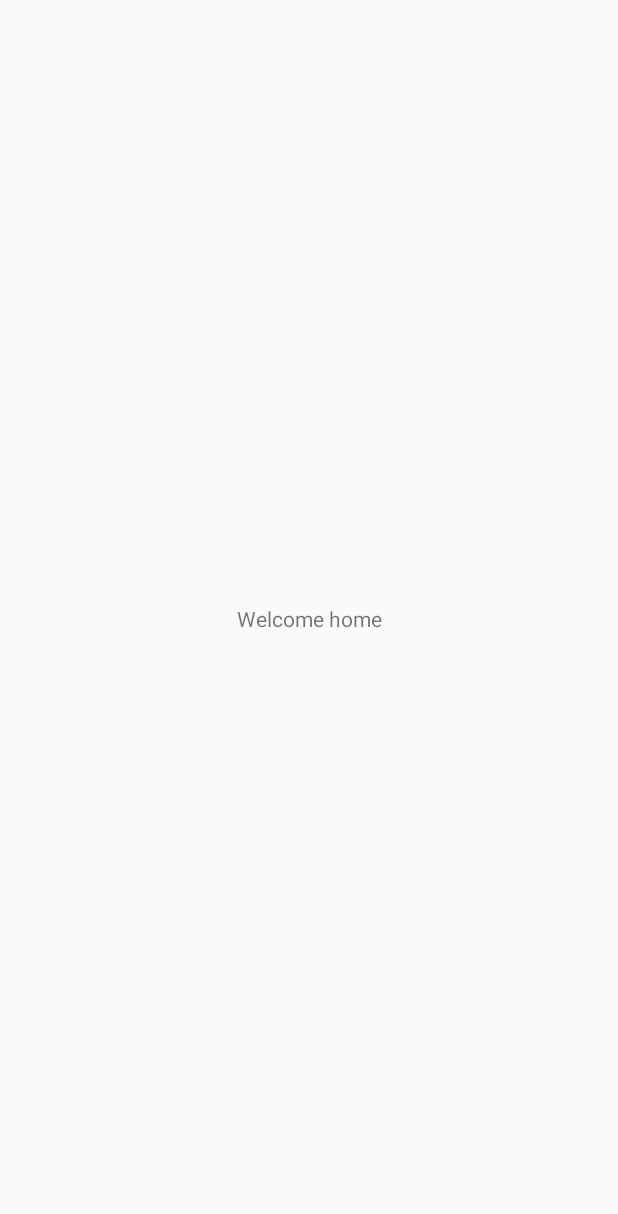
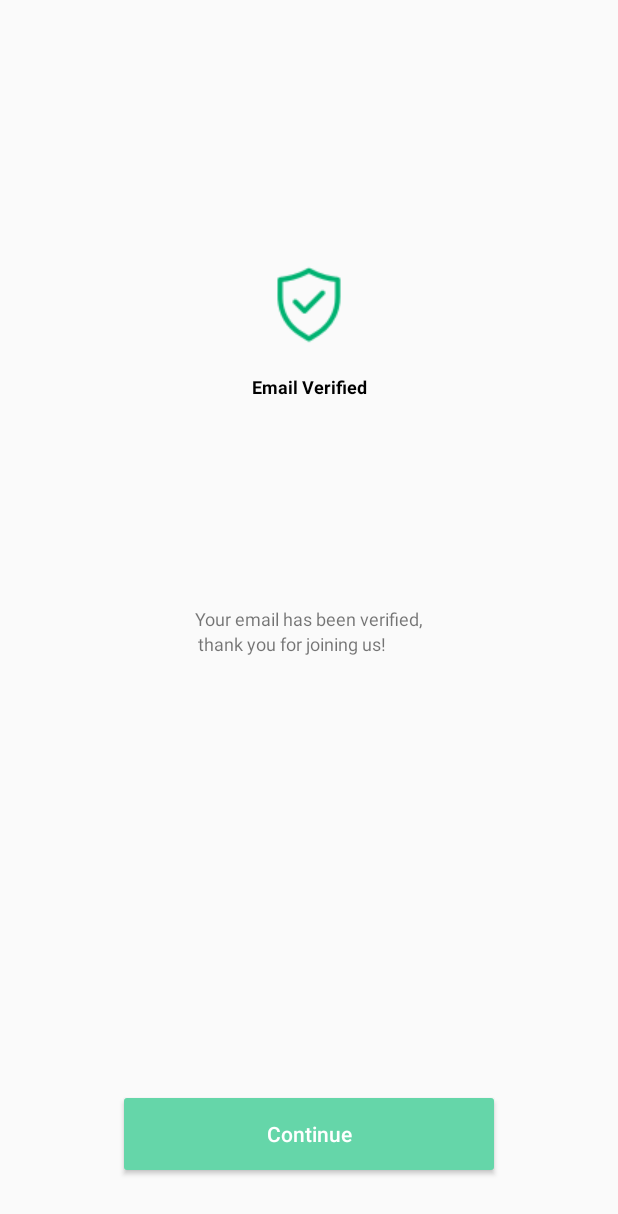
Before and after one commit to Jeevitha456/Ntrust, an Android app: the HomeActivity screen opened directly, with no data from a screen before it, on a phone screen of 412 x 824 dp. Before the commit the part shown is almost empty. Shown: the top 1214 px of the screen. Run offline under Robolectric (Android 15) with nearby library versions, the phone set to English and light mode, and no system bars.

Commit message:
added UI

```diff
--- a/app/src/main/AndroidManifest.xml
+++ b/app/src/main/AndroidManifest.xml
@@ -9,7 +9,8 @@
         android:roundIcon="@mipmap/ic_launcher_round"
         android:supportsRtl="true"
         android:theme="@style/Theme.Design.Light.NoActionBar">
-        <activity android:name=".HomeActivity"></activity>
+        <activity android:name=".PersonalDetailsActivity"></activity>
+        <activity android:name=".HomeActivity" />
         <activity android:name=".MainActivity">
             <intent-filter>
                 <action android:name="android.intent.action.MAIN" />
--- a/app/src/main/java/com/example/ntrust/HomeActivity.kt
+++ b/app/src/main/java/com/example/ntrust/HomeActivity.kt
@@ -1,12 +1,23 @@
 package com.example.ntrust
 
+import android.content.Intent
 import android.os.Bundle
+import android.widget.Button
 import androidx.appcompat.app.AppCompatActivity
 
 class HomeActivity : AppCompatActivity() {
-
+    private lateinit var btnContinue: Button
     override fun onCreate(savedInstanceState: Bundle?) {
         super.onCreate(savedInstanceState)
         setContentView(R.layout.activity_home)
+        btnContinue = findViewById(R.id.btn_continue)
+        setupEventHandlers()
+    }
+
+    private fun setupEventHandlers() {
+        btnContinue.setOnClickListener{
+            val intent = Intent(this, PersonalDetailsActivity::class.java)
+            startActivity(intent)
+        }
     }
 }
--- a/app/src/main/res/layout/activity_home.xml
+++ b/app/src/main/res/layout/activity_home.xml
@@ -5,13 +5,67 @@
     android:layout_width="match_parent"
     android:layout_height="match_parent"
     tools:context=".HomeActivity">
+
     <TextView
-        android:id="@+id/txt_home"
+        android:id="@+id/txt_verification"
         android:layout_width="wrap_content"
-        android:text="Welcome home"
         android:layout_height="wrap_content"
+        android:text="@string/verification_text"
+        android:textSize="@dimen/_12sp"
         app:layout_constraintBottom_toBottomOf="parent"
         app:layout_constraintLeft_toLeftOf="parent"
         app:layout_constraintRight_toRightOf="parent"
         app:layout_constraintTop_toTopOf="parent" />
+
+    <TextView
+        android:id="@+id/txt_verification_2"
+        android:layout_width="wrap_content"
+        android:layout_height="wrap_content"
+        android:minLines="2"
+        android:text="@string/verificationtext2"
+        android:textSize="@dimen/_12sp"
+        app:layout_constraintHorizontal_bias="0.461"
+        app:layout_constraintLeft_toLeftOf="parent"
+        app:layout_constraintRight_toRightOf="parent"
+        app:layout_constraintTop_toBottomOf="@+id/txt_verification"
+        tools:layout_editor_absoluteY="367dp" />
+
+    <androidx.appcompat.widget.AppCompatImageView
+        android:id="@+id/img_emailverified"
+        android:layout_width="wrap_content"
+        android:layout_height="wrap_content"
+        android:src="@drawable/verify_icon"
+        app:layout_constraintBottom_toTopOf="@+id/txt_verification"
+        app:layout_constraintLeft_toLeftOf="parent"
+        app:layout_constraintRight_toRightOf="parent"
+        app:layout_constraintTop_toTopOf="parent" />
+
+    <TextView
+        android:id="@+id/txt_emailVerified"
+        android:layout_width="wrap_content"
+        android:layout_height="wrap_content"
+        android:layout_marginTop="@dimen/_19"
+        android:minLines="2"
+        android:text="@string/email_verified"
+        android:textColor="@color/black"
+        android:textSize="@dimen/_12sp"
+        android:textStyle="bold"
+        app:layout_constraintLeft_toLeftOf="parent"
+        app:layout_constraintRight_toRightOf="parent"
+        app:layout_constraintTop_toBottomOf="@id/img_emailverified" />
+
+    <Button
+        android:layout_width="0dp"
+        android:layout_height="wrap_content"
+        android:layout_marginBottom="@dimen/_44"
+        android:background="@drawable/custom_login_button"
+        android:text="@string/continue_button"
+        android:textAllCaps="false"
+        android:textColor="@color/white"
+        android:id="@+id/btn_continue"
+        app:layout_constraintBottom_toBottomOf="parent"
+        app:layout_constraintLeft_toLeftOf="parent"
+        app:layout_constraintRight_toRightOf="parent"
+        app:layout_constraintWidth_default="percent"
+        app:layout_constraintWidth_percent=".6" />
 </androidx.constraintlayout.widget.ConstraintLayout>
--- a/app/src/main/res/values/dimen.xml
+++ b/app/src/main/res/values/dimen.xml
@@ -2,6 +2,7 @@
 <resources>
     <dimen name="_4">4dp</dimen>
     <dimen name="_9">9dp</dimen>
+    <dimen name="_10">10dp</dimen>
     <dimen name="_16">16dp</dimen>
     <dimen name="_18">18dp</dimen>
     <dimen name="_19">19dp</dimen>
@@ -20,6 +21,7 @@
     <dimen name="_100">100dp</dimen>
     <dimen name="_110">110dp</dimen>
     <dimen name="_150">150dp</dimen>
+    <dimen name="_minus15dp">-15dp</dimen>
     <dimen name="_310">310dp</dimen>
     <dimen name="_337">337dp</dimen>
 
--- /dev/null
+++ b/app/src/main/res/values/dimens.xml
@@ -0,0 +1,4 @@
+<?xml version="1.0" encoding="utf-8"?>
+<resources>
+    <dimen name="_16sp">16sp</dimen>
+</resources>
--- a/app/src/main/res/values/strings.xml
+++ b/app/src/main/res/values/strings.xml
@@ -15,5 +15,14 @@
     <string name="AlertPassword">Please enter password</string>
     <string name="AlertEmailInvalid">Entered Email is invalid</string>
     <string name="AlertPasswordInvalid">Please enter minimum of 4 character password</string>
-
+    <string name="verification_text">Your email has been verified,</string>
+    <string name="verificationtext2">thank you for joining us!</string>
+    <string name="email_verified">Email Verified</string>
+    <string name="continue_button">Continue</string>
+    <string name="personal_details">Personal Details</string>
+    <string name="full_name">Full Name</string>
+    <string name="dob">Date of Birth (DD-MM-YY)</string>
+    <string name="weight">Weight</string>
+    <string name="height">Height</string>
+    <string name="submit">Submit</string>
 </resources>
```
Also changed, not shown: app/src/main/java/com/example/ntrust/PersonalDetailsActivity.kt (added, +116 -0 lines), app/src/main/res/layout/activity_personal_details.xml (added, +263 -0 lines), app/src/main/res/drawable/back_arrow_icon.png (added), app/src/main/res/drawable/calender_icom.png (added), app/src/main/res/drawable/drop_icon.png (added), app/src/main/res/drawable/verify_icon.png (added).
